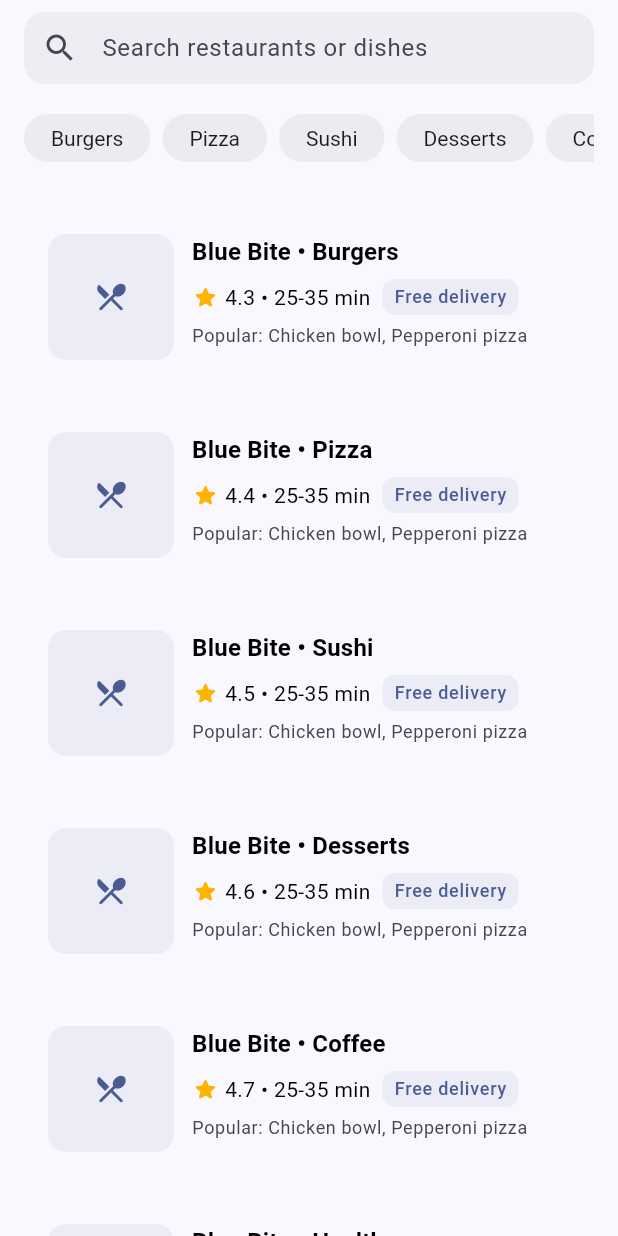
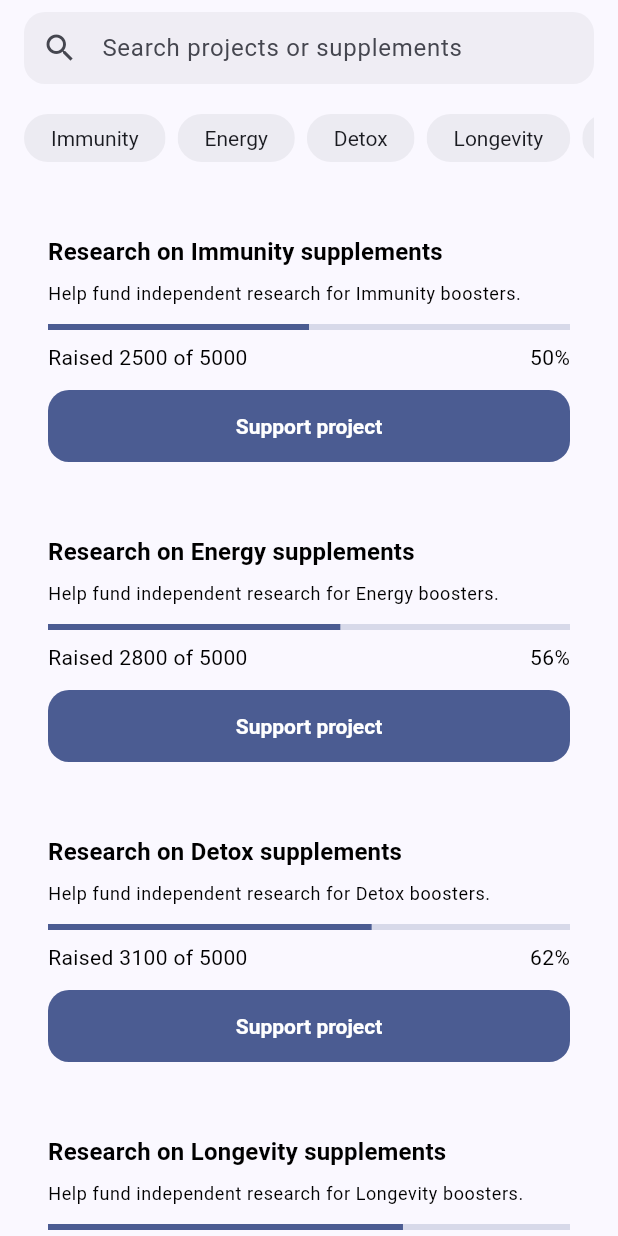
Before and after one commit to userino616/peopleslab-mobile, a Flutter app: the HomePage screen opened directly, on a phone screen of 412 x 824 dp. Run offline on Flutter 3.47's test engine with Material 3 defaults, Android fonts, the phone set to English and light mode, and no system bars; our stand-ins replace flutter_riverpod, flutter_secure_storage, go_router, google_sign_in, logger, sign_in_with_apple; missing offline and left inert: grpc, peopleslab_api; accounts and stored records are empty.

Commit message:
add project cards to home

```diff
--- a/lib/features/home/presentation/home_page.dart
+++ b/lib/features/home/presentation/home_page.dart
@@ -1,7 +1,8 @@
 import 'package:flutter/material.dart';
 import 'package:flutter_riverpod/flutter_riverpod.dart';
+import 'package:peopleslab/app/bottom_nav.dart';
 import 'package:peopleslab/common/widgets/search_field.dart';
-import 'package:peopleslab/app/bottom_nav.dart';
+import 'widgets/project_card.dart';
 
 class HomePage extends ConsumerWidget {
   const HomePage({super.key});
@@ -11,12 +12,12 @@ class HomePage extends ConsumerWidget {
     final theme = Theme.of(context);
     final colorScheme = theme.colorScheme;
     final categories = const [
-      'Burgers',
-      'Pizza',
-      'Sushi',
-      'Desserts',
-      'Coffee',
-      'Healthy',
+      'Immunity',
+      'Energy',
+      'Detox',
+      'Longevity',
+      'Sleep',
+      'Focus',
     ];
     return Scaffold(
       body: SafeArea(
@@ -29,10 +30,9 @@ class HomePage extends ConsumerWidget {
                   crossAxisAlignment: CrossAxisAlignment.start,
                   children: [
                     AppSearchField(
-                      hintText: 'Search restaurants or dishes',
+                      hintText: 'Search projects or supplements',
                       onChanged: (_) {},
                       onTap: () {
-                        // Open Search tab when tapping the search field
                         ref.read(bottomNavIndexProvider.notifier).state = 1;
                       },
                       readOnly: true,
@@ -61,87 +61,18 @@ class HomePage extends ConsumerWidget {
             SliverList.builder(
               itemCount: 6,
               itemBuilder: (context, index) {
+                final cat = categories[index % categories.length];
                 return Padding(
                   padding: const EdgeInsets.symmetric(
-                    horizontal: 16.0,
+                    horizontal: 16,
                     vertical: 8,
                   ),
-                  child: Card(
-                    child: Padding(
-                      padding: const EdgeInsets.all(12.0),
-                      child: Row(
-                        crossAxisAlignment: CrossAxisAlignment.start,
-                        children: [
-                          ClipRRect(
-                            borderRadius: BorderRadius.circular(12),
-                            child: Container(
-                              width: 84,
-                              height: 84,
-                              color: colorScheme.primary.withValues(
-                                alpha: 0.08,
-                              ),
-                              child: Icon(
-                                Icons.restaurant_menu_rounded,
-                                color: colorScheme.primary,
-                              ),
-                            ),
-                          ),
-                          const SizedBox(width: 12),
-                          Expanded(
-                            child: Column(
-                              crossAxisAlignment: CrossAxisAlignment.start,
-                              children: [
-                                Text(
-                                  'Blue Bite • ${categories[index % categories.length]}',
-                                  style: theme.textTheme.titleMedium?.copyWith(
-                                    fontWeight: FontWeight.w600,
-                                  ),
-                                ),
-                                const SizedBox(height: 6),
-                                Row(
-                                  children: [
-                                    Icon(
-                                      Icons.star_rounded,
-                                      size: 18,
-                                      color: Colors.amber[600],
-                                    ),
-                                    const SizedBox(width: 4),
-                                    Text('4.${(index + 3) % 10} • 25-35 min'),
-                                    const SizedBox(width: 8),
-                                    Container(
-                                      padding: const EdgeInsets.symmetric(
-                                        horizontal: 8,
-                                        vertical: 4,
-                                      ),
-                                      decoration: BoxDecoration(
-                                        color: colorScheme.primary.withValues(
-                                          alpha: 0.08,
-                                        ),
-                                        borderRadius: BorderRadius.circular(8),
-                                      ),
-                                      child: Text(
-                                        'Free delivery',
-                                        style: theme.textTheme.labelMedium
-                                            ?.copyWith(
-                                              color: colorScheme.primary,
-                                            ),
-                                      ),
-                                    ),
-                                  ],
-                                ),
-                                const SizedBox(height: 6),
-                                Text(
-                                  'Popular: Chicken bowl, Pepperoni pizza',
-                                  style: theme.textTheme.bodySmall?.copyWith(
-                                    color: theme.colorScheme.onSurfaceVariant,
-                                  ),
-                                ),
-                              ],
-                            ),
-                          ),
-                        ],
-                      ),
-                    ),
+                  child: ProjectCard(
+                    title: 'Research on $cat supplements',
+                    description:
+                        'Help fund independent research for $cat boosters.',
+                    raised: 2500 + index * 300,
+                    goal: 5000,
                   ),
                 );
               },
--- /dev/null
+++ b/lib/features/home/presentation/widgets/project_card.dart
@@ -0,0 +1,66 @@
+import 'package:flutter/material.dart';
+
+class ProjectCard extends StatelessWidget {
+  const ProjectCard({
+    super.key,
+    required this.title,
+    required this.description,
+    required this.raised,
+    required this.goal,
+  });
+
+  final String title;
+  final String description;
+  final double raised;
+  final double goal;
+
+  @override
+  Widget build(BuildContext context) {
+    final theme = Theme.of(context);
+    final colorScheme = theme.colorScheme;
+    final progress = (raised / goal).clamp(0.0, 1.0);
+    return Card(
+      child: Padding(
+        padding: const EdgeInsets.all(12),
+        child: Column(
+          crossAxisAlignment: CrossAxisAlignment.start,
+          children: [
+            Text(
+              title,
+              style: theme.textTheme.titleMedium?.copyWith(
+                fontWeight: FontWeight.w600,
+              ),
+            ),
+            const SizedBox(height: 8),
+            Text(
+              description,
+              style: theme.textTheme.bodySmall,
+            ),
+            const SizedBox(height: 12),
+            LinearProgressIndicator(
+              value: progress,
+              color: colorScheme.primary,
+              backgroundColor: colorScheme.primary.withValues(alpha: 0.2),
+            ),
+            const SizedBox(height: 8),
+            Row(
+              mainAxisAlignment: MainAxisAlignment.spaceBetween,
+              children: [
+                Text('Raised ${raised.toStringAsFixed(0)} of ${goal.toStringAsFixed(0)}'),
+                Text('${(progress * 100).toStringAsFixed(0)}%'),
+              ],
+            ),
+            const SizedBox(height: 12),
+            Align(
+              alignment: Alignment.centerRight,
+              child: FilledButton(
+                onPressed: () {},
+                child: const Text('Support project'),
+              ),
+            ),
+          ],
+        ),
+      ),
+    );
+  }
+}
```
